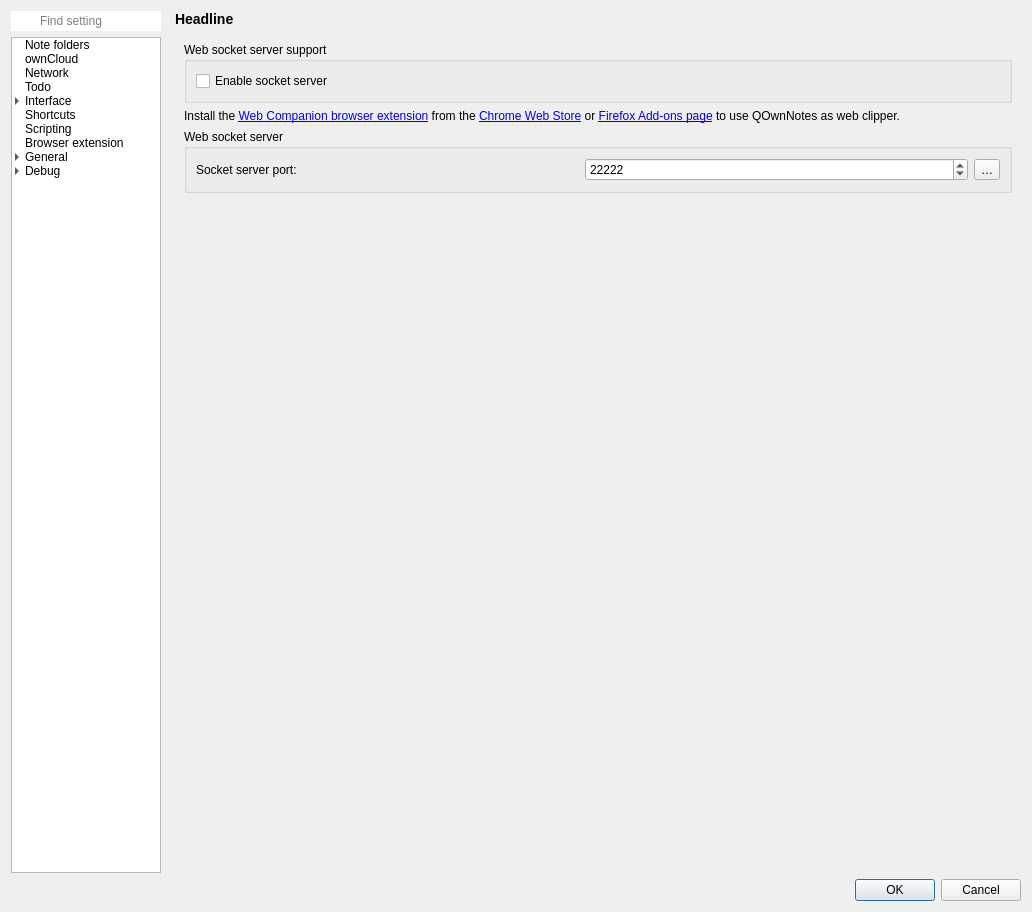
Before: the Qt Designer form src/dialogs/settingsdialog.ui in pbek/QOwnNotes, drawn with Qt 5.
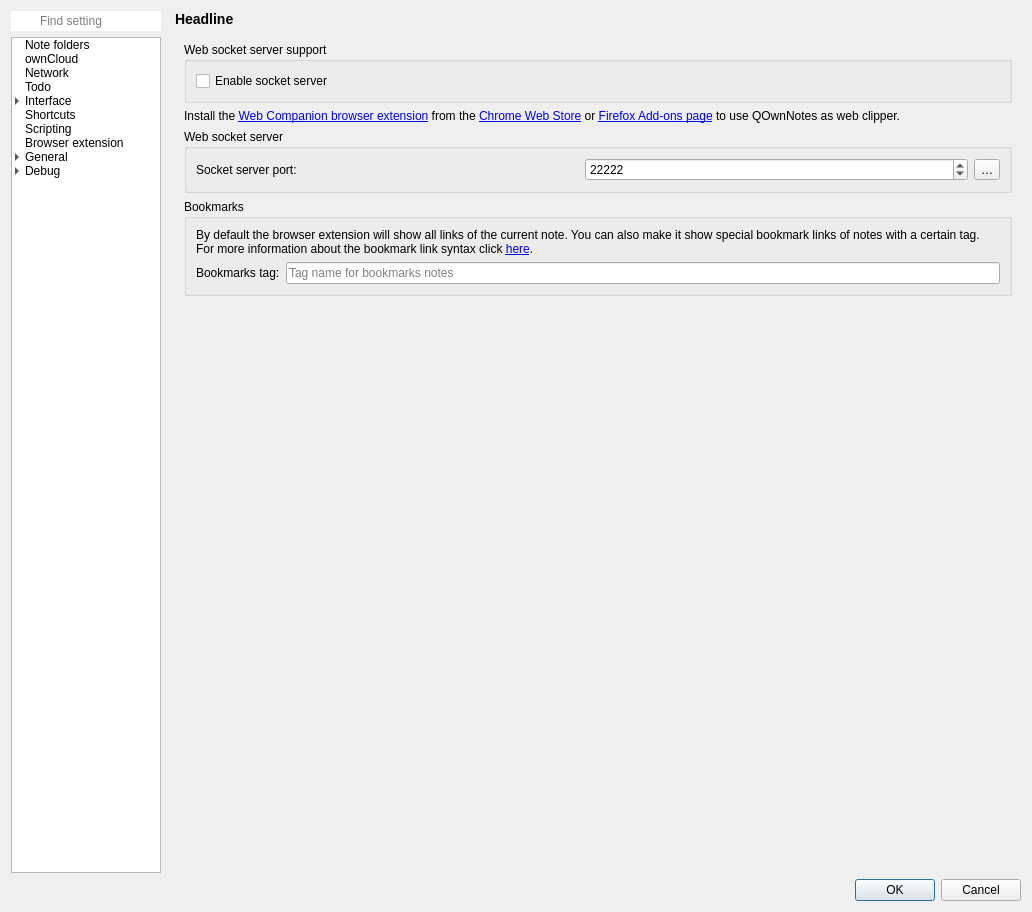
After: the same form once the commit is applied. Icons and pictures are not drawn. Custom widgets are drawn as their Qt base class.

Commit message: more bookmarks implementation

The edit to the form file:
```diff
--- a/src/dialogs/settingsdialog.ui
+++ b/src/dialogs/settingsdialog.ui
@@ -5160,23 +5160,7 @@
            </widget>
            <widget class="QWidget" name="webCompanionPage">
             <layout class="QGridLayout" name="gridLayout_70">
-             <item row="1" column="0">
-              <widget class="QLabel" name="webCompannionLabel">
-               <property name="text">
-                <string>Install the &lt;a href=&quot;%1&quot;&gt;Web Companion browser extension&lt;/a&gt; from the &lt;a href=&quot;%2&quot;&gt;Chrome Web Store&lt;/a&gt; or &lt;a href=&quot;%3&quot;&gt;Firefox Add-ons page&lt;/a&gt; to use QOwnNotes as web clipper.</string>
-               </property>
-               <property name="wordWrap">
-                <bool>true</bool>
-               </property>
-               <property name="openExternalLinks">
-                <bool>true</bool>
-               </property>
-               <property name="textInteractionFlags">
-                <set>Qt::LinksAccessibleByMouse|Qt::TextSelectableByMouse</set>
-               </property>
-              </widget>
-             </item>
-             <item row="3" column="0">
+             <item row="5" column="0">
               <spacer name="verticalSpacer_17">
                <property name="orientation">
                 <enum>Qt::Vertical</enum>
@@ -5190,6 +5174,60 @@
               </spacer>
              </item>
              <item row="2" column="0">
+              <widget class="QFrame" name="browserExtensionFrame">
+               <property name="frameShape">
+                <enum>QFrame::NoFrame</enum>
+               </property>
+               <layout class="QGridLayout" name="gridLayout_71">
+                <property name="leftMargin">
+                 <number>0</number>
+                </property>
+                <property name="topMargin">
+                 <number>0</number>
+                </property>
+                <property name="rightMargin">
+                 <number>0</number>
+                </property>
+                <property name="bottomMargin">
+                 <number>0</number>
+                </property>
+                <item row="2" column="0">
+                 <widget class="QGroupBox" name="groupBox_32">
+                  <property name="title">
+                   <string>Bookmarks</string>
+                  </property>
+                  <layout class="QGridLayout" name="gridLayout_72">
+                   <item row="1" column="1">
+                    <widget class="QLineEdit" name="bookmarksTagLineEdit">
+                     <property name="placeholderText">
+                      <string>Tag name for bookmarks notes</string>
+                     </property>
+                    </widget>
+                   </item>
+                   <item row="1" column="0">
+                    <widget class="QLabel" name="label_29">
+                     <property name="text">
+                      <string>Bookmarks tag:</string>
+                     </property>
+                    </widget>
+                   </item>
+                   <item row="0" column="0" colspan="2">
+                    <widget class="QLabel" name="bookmarkTagLabel">
+                     <property name="text">
+                      <string>By default the browser extension will show all links of the current note. You can also make it show special bookmark links of notes with a certain tag. For more information about the bookmark link syntax click &lt;a href=&quot;%1&quot;&gt;here&lt;/a&gt;.</string>
+                     </property>
+                     <property name="wordWrap">
+                      <bool>true</bool>
+                     </property>
+                     <property name="openExternalLinks">
+                      <bool>true</bool>
+                     </property>
+                    </widget>
+                   </item>
+                  </layout>
+                 </widget>
+                </item>
+                <item row="1" column="0">
               <widget class="QGroupBox" name="webSocketGroupBox">
                <property name="title">
                 <string>Web socket server</string>
@@ -5226,6 +5264,25 @@
                   <property name="icon">
                    <iconset theme="edit-clear" resource="../breeze-qownnotes.qrc">
                     <normaloff>:/icons/breeze-qownnotes/16x16/edit-clear.svg</normaloff>:/icons/breeze-qownnotes/16x16/edit-clear.svg</iconset>
+                     </property>
+                    </widget>
+                   </item>
+                  </layout>
+                 </widget>
+                </item>
+                <item row="0" column="0">
+                 <widget class="QLabel" name="webCompannionLabel">
+                  <property name="text">
+                   <string>Install the &lt;a href=&quot;%1&quot;&gt;Web Companion browser extension&lt;/a&gt; from the &lt;a href=&quot;%2&quot;&gt;Chrome Web Store&lt;/a&gt; or &lt;a href=&quot;%3&quot;&gt;Firefox Add-ons page&lt;/a&gt; to use QOwnNotes as web clipper.</string>
+                  </property>
+                  <property name="wordWrap">
+                   <bool>true</bool>
+                  </property>
+                  <property name="openExternalLinks">
+                   <bool>true</bool>
+                  </property>
+                  <property name="textInteractionFlags">
+                   <set>Qt::LinksAccessibleByMouse|Qt::TextSelectableByMouse</set>
                   </property>
                  </widget>
                 </item>
```
Lines whose indentation alone changed are shown as unchanged. The commit also changes 33 other files.
